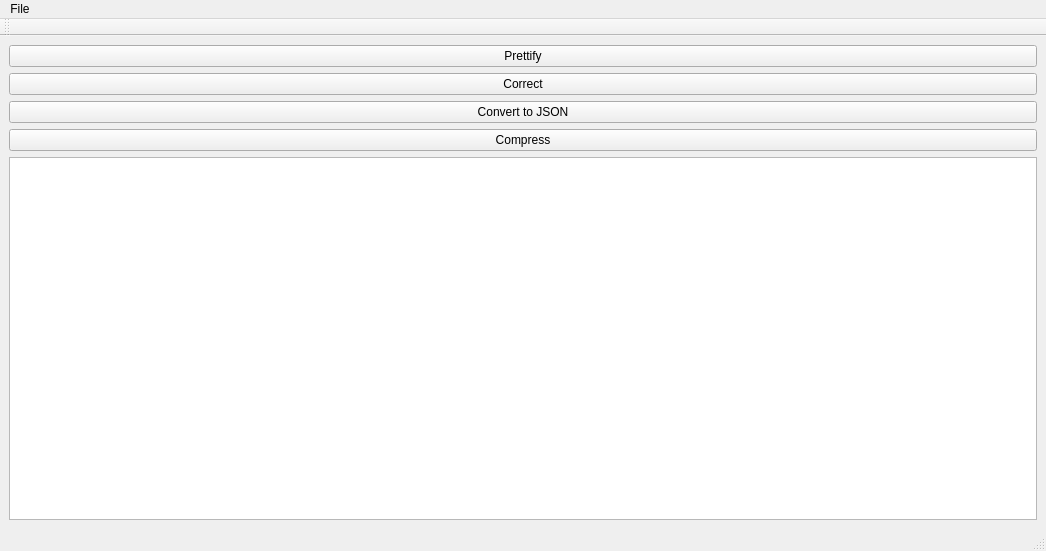
Qt form XML_textEditor/mainwindow.ui (AmrAhmed11/XML_TextEditor) before a commit.
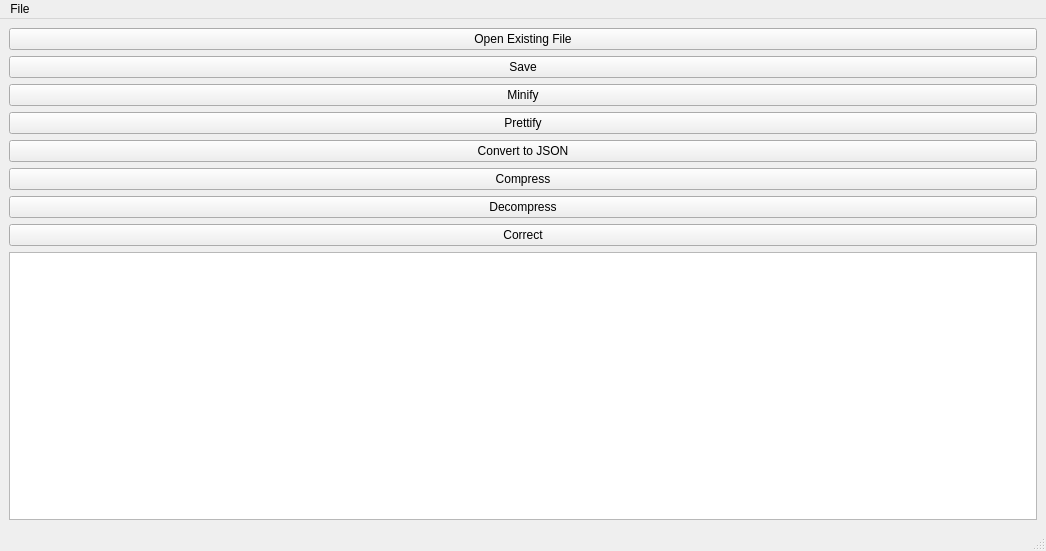
The same form after that commit.

```diff
--- a/XML_textEditor/mainwindow.ui
+++ b/XML_textEditor/mainwindow.ui
@@ -18,38 +18,62 @@
   </property>
   <widget class="QWidget" name="centralwidget">
    <layout class="QGridLayout" name="gridLayout">
-    <item row="0" column="0">
-     <widget class="QPushButton" name="pushButton_4">
+    <item row="5" column="0">
+     <widget class="QPushButton" name="Compressbtn">
       <property name="text">
-       <string>Prettify</string>
+       <string>Compress</string>
       </property>
      </widget>
     </item>
-    <item row="1" column="0">
-     <widget class="QPushButton" name="pushButton">
+    <item row="7" column="0">
+     <widget class="QPushButton" name="Correctbtn">
       <property name="text">
        <string>Correct</string>
       </property>
      </widget>
     </item>
-    <item row="2" column="0">
-     <widget class="QPushButton" name="pushButton_2">
+    <item row="4" column="0">
+     <widget class="QPushButton" name="Convertbtn">
       <property name="text">
        <string>Convert to JSON</string>
       </property>
      </widget>
     </item>
+    <item row="2" column="0">
+     <widget class="QPushButton" name="minifybtn">
+      <property name="text">
+       <string>Minify</string>
+      </property>
+     </widget>
+    </item>
+    <item row="0" column="0">
+     <widget class="QPushButton" name="openbtn">
+      <property name="text">
+       <string>Open Existing File</string>
+      </property>
+     </widget>
+    </item>
+    <item row="1" column="0">
+     <widget class="QPushButton" name="save">
+      <property name="text">
+       <string>Save</string>
+      </property>
+     </widget>
+    </item>
+    <item row="10" column="0">
+     <widget class="QPlainTextEdit" name="plainTextEdit"/>
+    </item>
     <item row="3" column="0">
      <widget class="QPushButton" name="pushButton_3">
       <property name="text">
-       <string>Compress</string>
+       <string>Prettify</string>
       </property>
      </widget>
     </item>
-    <item row="4" column="0">
-     <widget class="QTextEdit" name="textEdit">
-      <property name="mouseTracking">
-       <bool>false</bool>
+    <item row="6" column="0">
+     <widget class="QPushButton" name="Decompressbtn">
+      <property name="text">
+       <string>Decompress</string>
       </property>
      </widget>
     </item>
@@ -79,17 +103,6 @@
    <addaction name="menuFile"/>
   </widget>
   <widget class="QStatusBar" name="statusbar"/>
-  <widget class="QToolBar" name="toolBar">
-   <property name="windowTitle">
-    <string>toolBar</string>
-   </property>
-   <attribute name="toolBarArea">
-    <enum>TopToolBarArea</enum>
-   </attribute>
-   <attribute name="toolBarBreak">
-    <bool>false</bool>
-   </attribute>
-  </widget>
   <action name="actionOpen_new_file">
    <property name="text">
     <string>New</string>
```
Left out of the diff: 2 changed lines with no effect on the pictures.
